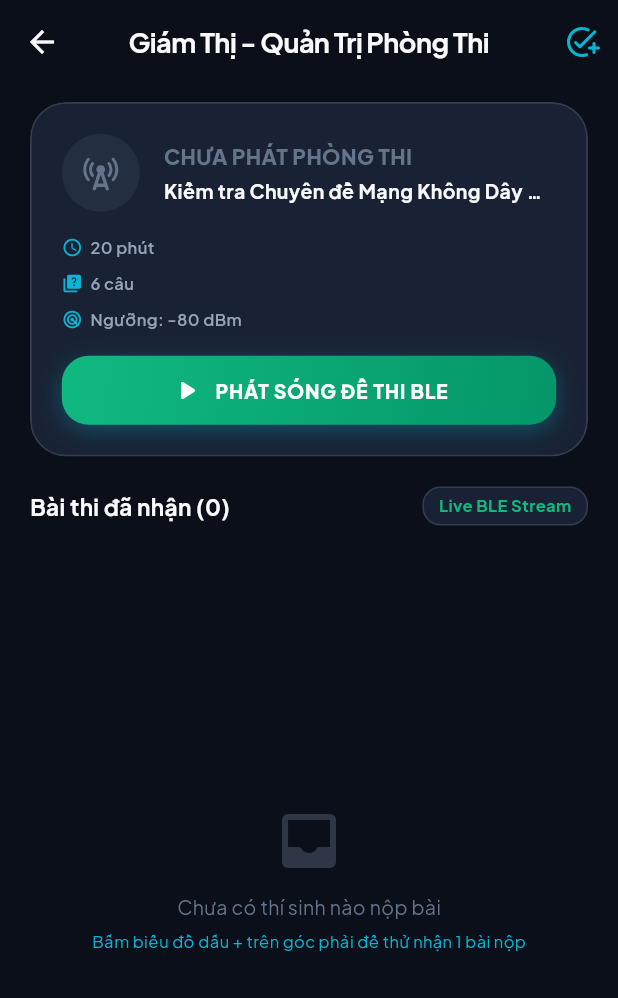
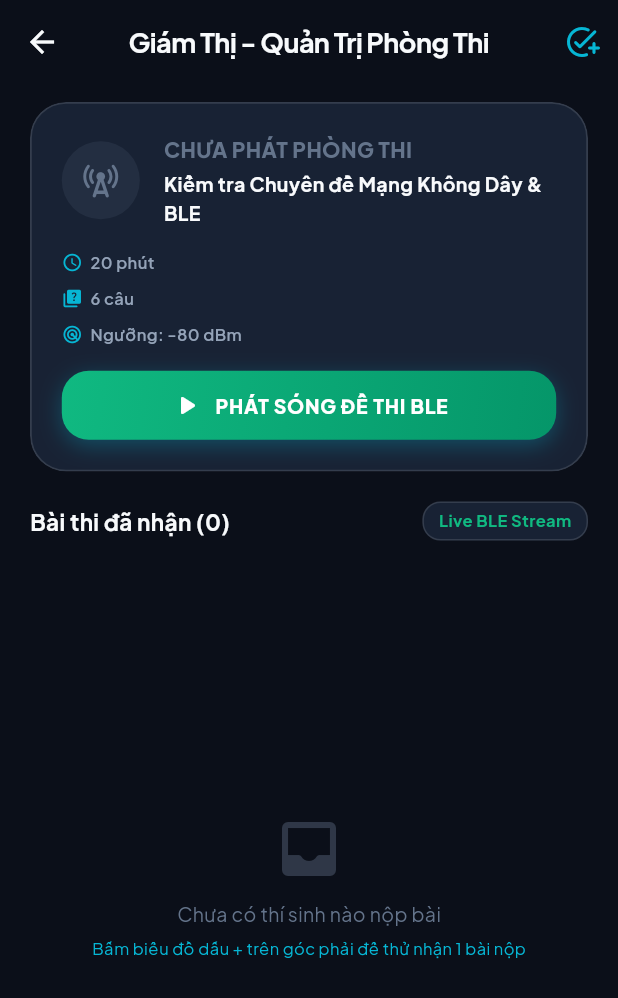
Before and after one commit to nhathoangnguyen1748/LapTrinhDiDong, a Flutter app: the screen it shows after launch, after a tap on "Phát Đề (Giám Thị)", on a phone screen of 412 x 824 dp. Shown: the top 998 px of the screen. Run offline on Flutter 3.47's test engine with Material 3 defaults, Android fonts, the phone set to English and light mode, and no system bars; our stand-ins replace flutter_animate, flutter_blue_plus, flutter_riverpod, google_fonts, permission_handler, shared_preferences; missing offline and left inert: encrypt, flutter_ble_peripheral.

Commit message:
Sửa giao diện

```diff
--- a/apptracngiem/lib/ui/screens/home_role_select_screen.dart
+++ b/apptracngiem/lib/ui/screens/home_role_select_screen.dart
@@ -336,19 +336,14 @@ class _HomeRoleSelectScreenState extends State<HomeRoleSelectScreen> {
 
                   const SizedBox(height: 12),
 
-                  Row(
+                  Wrap(
+                    spacing: 8,
+                    runSpacing: 8,
+                    alignment: WrapAlignment.center,
                     children: [
-                      Expanded(
-                        child: _buildFeaturePill(Icons.lock_rounded, 'AES-256 + GZip'),
-                      ),
-                      const SizedBox(width: 8),
-                      Expanded(
-                        child: _buildFeaturePill(Icons.radar_rounded, 'Geofence RSSI'),
-                      ),
-                      const SizedBox(width: 8),
-                      Expanded(
-                        child: _buildFeaturePill(Icons.security_rounded, 'Kiosk Anti-Cheat'),
-                      ),
+                      _buildFeaturePill(Icons.lock_rounded, 'AES-256 + GZip'),
+                      _buildFeaturePill(Icons.radar_rounded, 'Geofence RSSI'),
+                      _buildFeaturePill(Icons.security_rounded, 'Kiosk Anti-Cheat'),
                     ],
                   ),
                 ],
@@ -373,12 +368,9 @@ class _HomeRoleSelectScreenState extends State<HomeRoleSelectScreen> {
         children: [
           Icon(icon, size: 14, color: AppColors.primary),
           const SizedBox(width: 6),
-          Flexible(
-            child: Text(
-              label,
-              overflow: TextOverflow.ellipsis,
-              style: const TextStyle(fontSize: 11, fontWeight: FontWeight.w600, color: AppColors.textSecondary),
-            ),
+          Text(
+            label,
+            style: const TextStyle(fontSize: 11, fontWeight: FontWeight.w600, color: AppColors.textSecondary),
           ),
         ],
       ),
--- a/apptracngiem/lib/ui/screens/host/host_dashboard_screen.dart
+++ b/apptracngiem/lib/ui/screens/host/host_dashboard_screen.dart
@@ -143,8 +143,6 @@ class _HostDashboardScreenState extends ConsumerState<HostDashboardScreen> {
                               const SizedBox(height: 4),
                               Text(
                                 _exam.title,
-                                maxLines: 1,
-                                overflow: TextOverflow.ellipsis,
                                 style: const TextStyle(fontSize: 13, fontWeight: FontWeight.bold, color: AppColors.textPrimary),
                               ),
                             ],
--- a/apptracngiem/lib/ui/screens/student/discovery_radar_screen.dart
+++ b/apptracngiem/lib/ui/screens/student/discovery_radar_screen.dart
@@ -233,8 +233,6 @@ class _DiscoveryRadarScreenState extends ConsumerState<DiscoveryRadarScreen> {
                                 children: [
                                   Text(
                                     room.name,
-                                    maxLines: 1,
-                                    overflow: TextOverflow.ellipsis,
                                     style: const TextStyle(
                                       fontSize: 14,
                                       fontWeight: FontWeight.w700,
--- a/apptracngiem/lib/ui/screens/student/exam_download_screen.dart
+++ b/apptracngiem/lib/ui/screens/student/exam_download_screen.dart
@@ -155,15 +155,11 @@ class _ExamDownloadScreenState extends ConsumerState<ExamDownloadScreen> {
                               fontWeight: FontWeight.w700,
                               color: AppColors.textPrimary,
                             ),
-                            maxLines: 2,
-                            overflow: TextOverflow.ellipsis,
                           ),
                           const SizedBox(height: 3),
                           Text(
                             'Thí sinh: ${widget.studentName} (${widget.studentId})',
                             style: const TextStyle(fontSize: 12, color: AppColors.textSecondary),
-                            maxLines: 2,
-                            overflow: TextOverflow.ellipsis,
                           ),
                           const SizedBox(height: 8),
                           RssiBadge(rssi: widget.room.rssi, isCompact: true),
--- a/apptracngiem/lib/ui/screens/student/exam_result_screen.dart
+++ b/apptracngiem/lib/ui/screens/student/exam_result_screen.dart
@@ -225,7 +225,6 @@ class ExamResultScreen extends StatelessWidget {
                 child: Text(
                   title,
                   style: const TextStyle(fontSize: 11, color: AppColors.textMuted),
-                  overflow: TextOverflow.ellipsis,
                 ),
               ),
             ],
@@ -238,7 +237,6 @@ class ExamResultScreen extends StatelessWidget {
               fontWeight: FontWeight.w700,
               color: AppColors.textPrimary,
             ),
-            overflow: TextOverflow.ellipsis,
           ),
         ],
       ),
```
